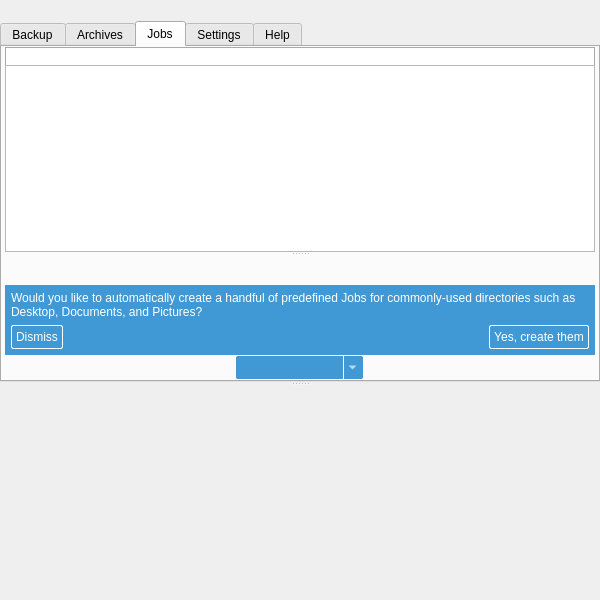
Tarsnap/tarsnap-gui, file forms/mainwindow.ui: the form before one commit.
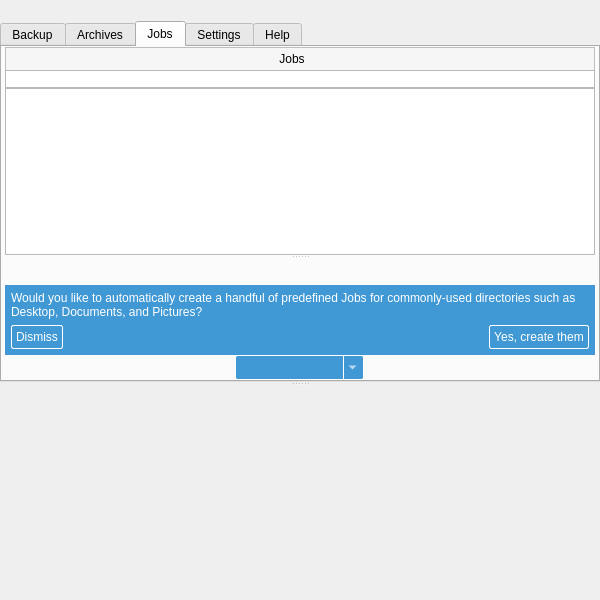
The form after the commit. The open tabs and pages were chosen to show the change. Icons and pictures are not drawn. Custom widgets are drawn as their Qt base class.

Commit message:
Add Jobs tab header, similar to Archives one.
Displays Job visible/total count and search tool icon. Resolves #131.

What changed in the file:
```diff
--- a/forms/mainwindow.ui
+++ b/forms/mainwindow.ui
@@ -636,16 +636,110 @@
             <number>0</number>
            </property>
            <item>
-            <widget class="QComboBox" name="jobsFilter">
-             <property name="toolTip">
-              <string>Search and filter the Jobs list, shell globbing patterns can be used &lt;span style=&quot;color:gray;font-size:small&quot;&gt;%1&lt;/span&gt;</string>
-             </property>
+            <widget class="QFrame" name="jobsHeader">
              <property name="styleSheet">
-              <string notr="true">QComboBox {
-border-top: 2px groove darkgrey;
-border-left: 2px groove darkgrey;
-border-right: 2px ridge darkgrey;
-border-bottom: 0px;
+              <string notr="true">#jobsHeader {
+background: rgba(246,246,246,255);
+margin-bottom: -1px;
+}</string>
+             </property>
+             <property name="frameShape">
+              <enum>QFrame::StyledPanel</enum>
+             </property>
+             <layout class="QHBoxLayout" name="archivesHeaderHL_2">
+              <property name="spacing">
+               <number>0</number>
+              </property>
+              <property name="leftMargin">
+               <number>5</number>
+              </property>
+              <property name="topMargin">
+               <number>3</number>
+              </property>
+              <property name="rightMargin">
+               <number>5</number>
+              </property>
+              <property name="bottomMargin">
+               <number>3</number>
+              </property>
+              <item>
+               <widget class="QLabel" name="jobsCountLabel">
+                <property name="text">
+                 <string>Jobs</string>
+                </property>
+                <property name="alignment">
+                 <set>Qt::AlignCenter</set>
+                </property>
+               </widget>
+              </item>
+              <item>
+               <widget class="QToolButton" name="jobsFilterButton">
+                <property name="minimumSize">
+                 <size>
+                  <width>16</width>
+                  <height>16</height>
+                 </size>
+                </property>
+                <property name="maximumSize">
+                 <size>
+                  <width>16</width>
+                  <height>16</height>
+                 </size>
+                </property>
+                <property name="styleSheet">
+                 <string notr="true">QToolButton {
+border: transparent;
+padding: 2px;
+}
+
+QToolButton:checked {
+border: 1px solid darkgrey;
+}</string>
+                </property>
+                <property name="icon">
+                 <iconset resource="../resources/resources.qrc">
+                  <normaloff>:/icons/magnifying-glass.png</normaloff>:/icons/magnifying-glass.png</iconset>
+                </property>
+                <property name="shortcut">
+                 <string>Ctrl+F</string>
+                </property>
+                <property name="checkable">
+                 <bool>true</bool>
+                </property>
+               </widget>
+              </item>
+             </layout>
+            </widget>
+           </item>
+           <item>
+            <widget class="QFrame" name="jobsFilterFrame">
+             <property name="frameShape">
+              <enum>QFrame::StyledPanel</enum>
+             </property>
+             <property name="frameShadow">
+              <enum>QFrame::Raised</enum>
+             </property>
+             <layout class="QHBoxLayout" name="horizontalLayout_3">
+              <property name="leftMargin">
+               <number>0</number>
+              </property>
+              <property name="topMargin">
+               <number>0</number>
+              </property>
+              <property name="rightMargin">
+               <number>0</number>
+              </property>
+              <property name="bottomMargin">
+               <number>0</number>
+              </property>
+              <item>
+               <widget class="QComboBox" name="jobsFilter">
+                <property name="toolTip">
+                 <string>Search and filter the Jobs list, shell globbing patterns can be used &lt;span style=&quot;color:gray;font-size:small&quot;&gt;%1&lt;/span&gt;</string>
+                </property>
+                <property name="styleSheet">
+                 <string notr="true">QComboBox {
+border: none;
 padding-right: 6px;
 padding-left: 6px;
 }
@@ -663,10 +757,13 @@
 top: 1px;
 left: 1px;
 }</string>
-             </property>
-             <property name="editable">
-              <bool>true</bool>
-             </property>
+                </property>
+                <property name="editable">
+                 <bool>true</bool>
+                </property>
+               </widget>
+              </item>
+             </layout>
             </widget>
            </item>
            <item>
```
Left out of the diff: 12 changed lines with no effect on the pictures. The commit also changes 3 other files.
